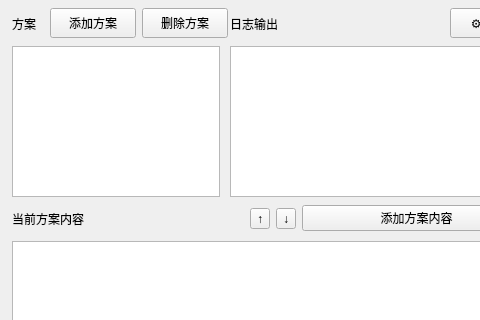
Old version of the form src/ui/main/mainwindow.ui in the repository Ferrarii-430/onmyoji-script; both pictures show x 0 to 480 and y 0 to 320 of the 979 by 550 pixel window.
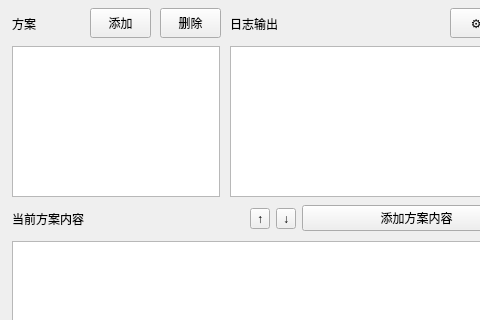
New version of the form.

The edit to the form file:
```diff
--- a/src/ui/main/mainwindow.ui
+++ b/src/ui/main/mainwindow.ui
@@ -175,27 +175,27 @@
   <widget class="QPushButton" name="programmeAddBtn">
    <property name="geometry">
     <rect>
-     <x>50</x>
+     <x>90</x>
      <y>8</y>
-     <width>86</width>
+     <width>61</width>
      <height>30</height>
     </rect>
    </property>
    <property name="text">
-    <string>添加方案</string>
+    <string>添加</string>
    </property>
   </widget>
   <widget class="QPushButton" name="programmeRemoveBtn">
    <property name="geometry">
     <rect>
-     <x>142</x>
+     <x>160</x>
      <y>8</y>
-     <width>86</width>
+     <width>61</width>
      <height>30</height>
     </rect>
    </property>
    <property name="text">
-    <string>删除方案</string>
+    <string>删除</string>
    </property>
   </widget>
   <widget class="QLabel" name="openCVIdentifyLabel">
```
Left out of the diff: 2 changed lines with no effect on the pictures.
